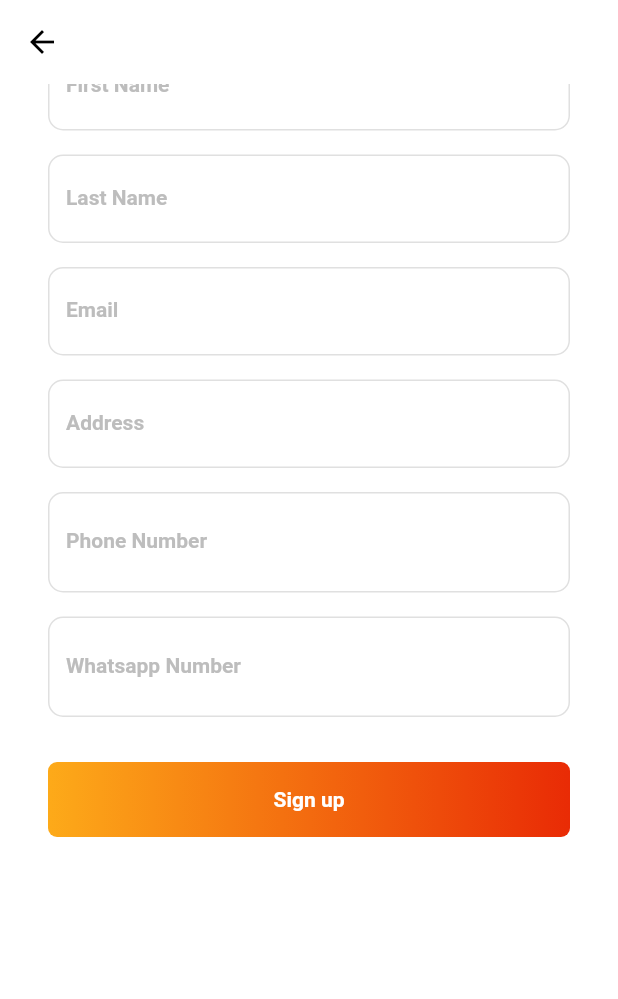
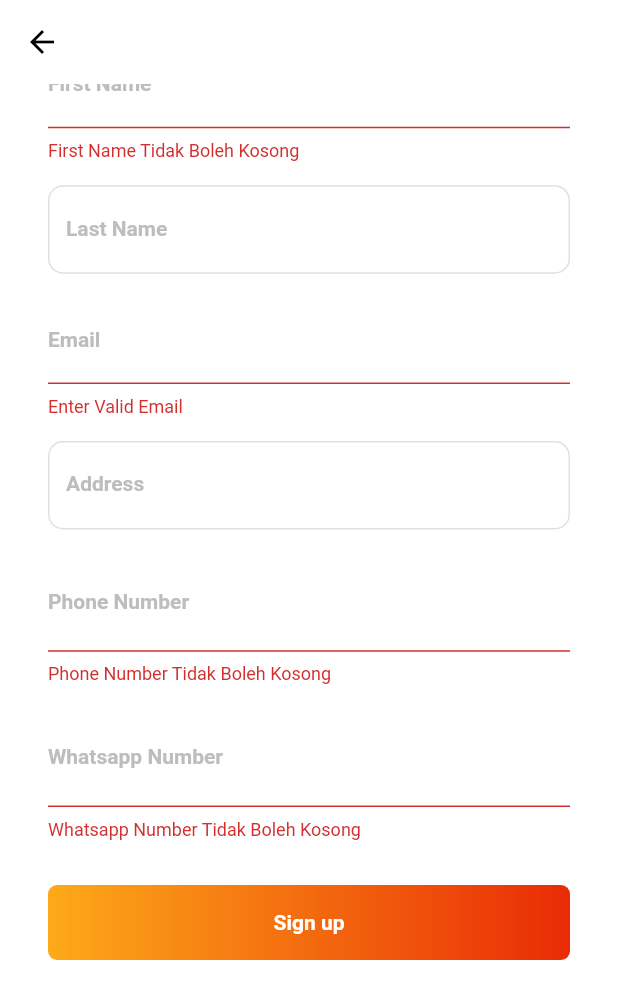
Before and after one commit to renol767/mobile-caffe-both-twennty, a Flutter app: the InfoUser screen opened directly, scrolled down 149 dp, after a tap on "Sign up", on a phone screen of 412 x 824 dp. Shown: the top 999 px of the screen. Run offline on Flutter 3.47's test engine with Material 2 defaults, Android fonts, the phone set to English and light mode, and no system bars; our stand-ins replace bottom_navy_bar, firebase_auth, firebase_core, flutter_spinkit, fluttertoast, font_awesome_flutter and 4 more; accounts and stored records are empty; network calls fail.

Commit message:
validation_fname,wanumber,phonenumberisempty_emailusing regex

```diff
--- a/lib/page/check_user.dart
+++ b/lib/page/check_user.dart
@@ -35,11 +35,12 @@ class _CheckUserState extends State<CheckUser> {
   void initState() {
     super.initState();
     uid = FirebaseAuth.instance.currentUser.uid;
+    getUser();
   }
 
   String uid;
   Future<CheckUser> getUser() async {
-    final url = "http://192.168.1.2/caffe_both_twenty/api/user?uid=$uid";
+    final url = "http://192.168.1.10/caffe_both_twenty/api/user?uid=$uid";
     final response = await http.get(url);
     if (response.statusCode == 200) {
       Navigator.push(context, MaterialPageRoute(builder: (context) => Home()));
--- a/lib/page/info_login.dart
+++ b/lib/page/info_login.dart
@@ -23,7 +23,7 @@ class _InfoUserState extends State<InfoUser> {
       String address,
       String numberphone,
       String numberwhatsapp) async {
-    final String apiURL = "http://192.168.1.2/caffe_both_twenty/api/user";
+    final String apiURL = "http://192.168.1.10/caffe_both_twenty/api/user";
     final response = await http.post(apiURL, body: {
       "uid": uid,
       "first_name": firstname,
@@ -40,6 +40,22 @@ class _InfoUserState extends State<InfoUser> {
       return UserModel.fromJson(responseString);
     } else {
       return null;
+    }
+  }
+
+  final GlobalKey<FormState> _formKey = GlobalKey<FormState>();
+  bool _autoValidate = false;
+  String _firstname;
+  String _email;
+  String _numberphone;
+  String _numberwhatsapp;
+
+  void validateAndSave() {
+    final FormState form = _formKey.currentState;
+    if (form.validate()) {
+      print('Form is valid');
+    } else {
+      print('Form is invalid');
     }
   }
 
@@ -120,9 +136,16 @@ class _InfoUserState extends State<InfoUser> {
                     SizedBox(
                       height: 16,
                     ),
-                    Column(
+                    Form(
+                      key: _formKey,
+                      autovalidate: _autoValidate,
+                      child: Column(
                         children: <Widget>[
-                        TextField(
+                          TextFormField(
+                            validator: validateName,
+                            onSaved: (String val) {
+                              _firstname = val;
+                            },
                             controller: _firstnameController,
                             decoration: InputDecoration(
                               labelText: "First Name",
@@ -137,7 +160,8 @@ class _InfoUserState extends State<InfoUser> {
                               ),
                               focusedBorder: OutlineInputBorder(
                                 borderRadius: BorderRadius.circular(10),
-                              borderSide: BorderSide(color: Color(0xffe92b05)),
+                                borderSide:
+                                    BorderSide(color: Color(0xffe92b05)),
                               ),
                               floatingLabelBehavior: FloatingLabelBehavior.auto,
                             ),
@@ -160,7 +184,8 @@ class _InfoUserState extends State<InfoUser> {
                               ),
                               focusedBorder: OutlineInputBorder(
                                 borderRadius: BorderRadius.circular(10),
-                              borderSide: BorderSide(color: Color(0xffe92b05)),
+                                borderSide:
+                                    BorderSide(color: Color(0xffe92b05)),
                               ),
                               floatingLabelBehavior: FloatingLabelBehavior.auto,
                             ),
@@ -168,7 +193,11 @@ class _InfoUserState extends State<InfoUser> {
                           SizedBox(
                             height: 16,
                           ),
-                        TextField(
+                          TextFormField(
+                            validator: validateEmail,
+                            onSaved: (String val) {
+                              _email = val;
+                            },
                             controller: _emailController,
                             decoration: InputDecoration(
                               labelText: "Email",
@@ -183,7 +212,8 @@ class _InfoUserState extends State<InfoUser> {
                               ),
                               focusedBorder: OutlineInputBorder(
                                 borderRadius: BorderRadius.circular(10),
-                              borderSide: BorderSide(color: Color(0xffe92b05)),
+                                borderSide:
+                                    BorderSide(color: Color(0xffe92b05)),
                               ),
                               floatingLabelBehavior: FloatingLabelBehavior.auto,
                             ),
@@ -206,7 +236,8 @@ class _InfoUserState extends State<InfoUser> {
                               ),
                               focusedBorder: OutlineInputBorder(
                                 borderRadius: BorderRadius.circular(10),
-                              borderSide: BorderSide(color: Color(0xffe92b05)),
+                                borderSide:
+                                    BorderSide(color: Color(0xffe92b05)),
                               ),
                               floatingLabelBehavior: FloatingLabelBehavior.auto,
                             ),
@@ -215,6 +246,10 @@ class _InfoUserState extends State<InfoUser> {
                             height: 16,
                           ),
                           TextFormField(
+                            validator: validatePhoneNumber,
+                            onSaved: (String val) {
+                              _numberphone = val;
+                            },
                             controller: _numberphoneController,
                             keyboardType: TextInputType.number,
                             decoration: InputDecoration(
@@ -234,14 +269,19 @@ class _InfoUserState extends State<InfoUser> {
                               ),
                               focusedBorder: OutlineInputBorder(
                                 borderRadius: BorderRadius.circular(10),
-                              borderSide: BorderSide(color: Color(0xffe92b05)),
+                                borderSide:
+                                    BorderSide(color: Color(0xffe92b05)),
                               ),
                             ),
                           ),
                           SizedBox(
                             height: 16,
                           ),
-                        TextField(
+                          TextFormField(
+                            validator: validateWhatsappNumber,
+                            onSaved: (String val) {
+                              _numberwhatsapp = val;
+                            },
                             controller: _numberwhatsappController,
                             keyboardType: TextInputType.number,
                             decoration: InputDecoration(
@@ -261,7 +301,8 @@ class _InfoUserState extends State<InfoUser> {
                               ),
                               focusedBorder: OutlineInputBorder(
                                 borderRadius: BorderRadius.circular(10),
-                              borderSide: BorderSide(color: Color(0xffe92b05)),
+                                borderSide:
+                                    BorderSide(color: Color(0xffe92b05)),
                               ),
                               floatingLabelBehavior: FloatingLabelBehavior.auto,
                             ),
@@ -273,6 +314,8 @@ class _InfoUserState extends State<InfoUser> {
                             height: 50,
                             child: FlatButton(
                               onPressed: () async {
+                                if (_formKey.currentState.validate()) {
+                                  _formKey.currentState.save();
                                   final UserModel user = await createUser(
                                       _uidController.text,
                                       _firstnameController.text,
@@ -285,6 +328,11 @@ class _InfoUserState extends State<InfoUser> {
                                       context,
                                       MaterialPageRoute(
                                           builder: (context) => Home()));
+                                } else {
+                                  setState(() {
+                                    _autoValidate = true;
+                                  });
+                                }
                               },
                               padding: EdgeInsets.all(0),
                               shape: RoundedRectangleBorder(
@@ -323,12 +371,44 @@ class _InfoUserState extends State<InfoUser> {
                           )
                         ],
                       ),
+                    ),
                   ],
                 ),
               ),
             ),
           ),
         ));
+  }
+
+  String validateName(String value) {
+    if (value.isEmpty)
+      return 'First Name Tidak Boleh Kosong';
+    else
+      return null;
+  }
+
+  String validateEmail(String value) {
+    Pattern pattern =
+        r'^(([^<>()[\]\\.,;:\s@\"]+(\.[^<>()[\]\\.,;:\s@\"]+)*)|(\".+\"))@((\[[0-9]{1,3}\.[0-9]{1,3}\.[0-9]{1,3}\.[0-9]{1,3}\])|(([a-zA-Z\-0-9]+\.)+[a-zA-Z]{2,}))$';
+    RegExp regex = new RegExp(pattern);
+    if (!regex.hasMatch(value))
+      return 'Enter Valid Email';
+    else
+      return null;
+  }
+
+  String validatePhoneNumber(String value) {
+    if (value.isEmpty)
+      return 'Phone Number Tidak Boleh Kosong';
+    else
+      return null;
+  }
+
+  String validateWhatsappNumber(String value) {
+    if (value.isEmpty)
+      return 'Whatsapp Number Tidak Boleh Kosong';
+    else
+      return null;
   }
 
   DateTime currentBackPressTime;
--- a/lib/services/user_services.dart
+++ b/lib/services/user_services.dart
@@ -5,7 +5,7 @@ import 'dart:convert';
 class UserService {
   Future<FetchUser> getFetchuser(String uid) {
     return http
-        .get("http://192.168.1.2/caffe_both_twenty/api/user?uid=$uid")
+        .get("http://192.168.1.10/caffe_both_twenty/api/user?uid=$uid")
         .then((data) {
       if (data.statusCode == 200) {
         final jsonData = json.decode(data.body);
```
Also changed, not shown: lib/page/page_dashboard/profile/update_profil.dart (+65 -7 lines). Lines whose indentation alone changed are shown as unchanged.
